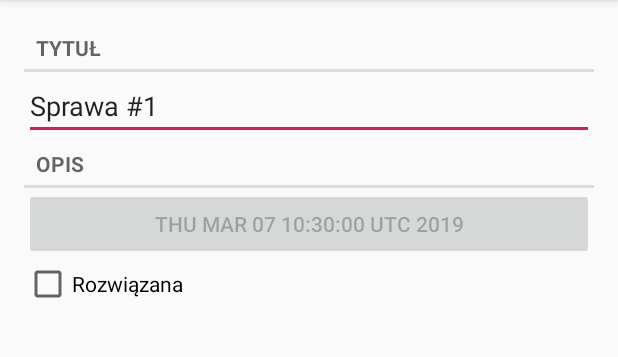
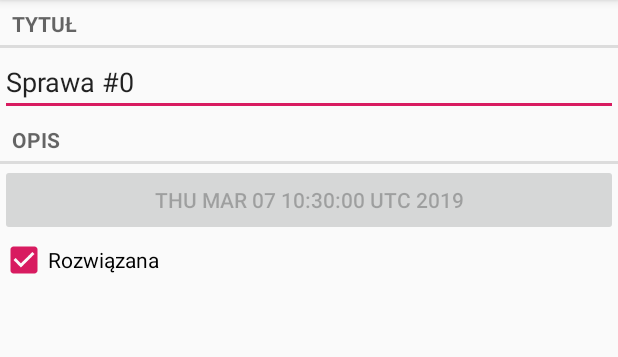
Before and after one commit to ThisIsAdrianW/CriminalIntent, an Android app: the screen it shows after launch (CrimeActivity before the commit, CrimePagerActivity after it), after a tap on an icon or button, on a phone screen of 412 x 824 dp, the part 84-441 px from its top. Run offline under Robolectric (Android 15) with nearby library versions, the phone set to English and light mode, and no system bars.

```diff
--- a/app/src/main/AndroidManifest.xml
+++ b/app/src/main/AndroidManifest.xml
@@ -15,7 +15,7 @@
                 <category android:name="android.intent.category.LAUNCHER" />
             </intent-filter>
         </activity>
-        <activity android:name=".CrimeActivity">
+        <activity android:name=".CrimePagerActivity">
         </activity>
     </application>
 
--- a/app/src/main/java/com/thisis/adrianw/criminalintent/CrimeActivity.java
+++ /dev/null
@@ -1,22 +0,0 @@
-package com.thisis.adrianw.criminalintent;
-
-import android.content.Context;
-import android.content.Intent;
-import androidx.fragment.app.Fragment;
-import java.util.UUID;
-
-public class CrimeActivity extends SingleFragmentActivity {
-    private static final String EXTRA_CRIME_ID =
-            "com.thisis.adrianw.criminalintent.crime_id";
-    public static Intent newIntent(Context packageContext, UUID crimeId) {
-        Intent intent = new Intent(packageContext, CrimeActivity.class);
-        intent.putExtra(EXTRA_CRIME_ID, crimeId);
-        return intent;
-    }
-    @Override
-    protected Fragment createFragment() {
-        UUID crimeId = (UUID) getIntent().getSerializableExtra(EXTRA_CRIME_ID);
-        return CrimeFragment.newInstance(crimeId);
-    }
-
-}
--- a/app/src/main/java/com/thisis/adrianw/criminalintent/CrimeListFragment.java
+++ b/app/src/main/java/com/thisis/adrianw/criminalintent/CrimeListFragment.java
@@ -57,7 +57,8 @@ public class CrimeListFragment extends Fragment {
 
             @Override
             public void onClick(View view) {
-                Intent intent = CrimeActivity.newIntent(getActivity(), mCrime.getId());
+//                Intent intent = CrimeActivity.newIntent(getActivity(), mCrime.getId());
+                Intent intent = CrimePagerActivity.newIntent(getActivity(), mCrime.getId());
                 startActivity(intent);
             }
         }
--- a/app/src/main/java/com/thisis/adrianw/criminalintent/CrimePagerActivity.java
+++ b/app/src/main/java/com/thisis/adrianw/criminalintent/CrimePagerActivity.java
@@ -1,5 +1,7 @@
 package com.thisis.adrianw.criminalintent;
 
+import android.content.Context;
+import android.content.Intent;
 import android.os.Bundle;
 
 import androidx.appcompat.app.AppCompatActivity;
@@ -9,14 +11,24 @@ import androidx.fragment.app.FragmentStatePagerAdapter;
 import androidx.viewpager.widget.ViewPager;
 
 import java.util.List;
+import java.util.UUID;
 
 public class CrimePagerActivity extends AppCompatActivity {
+    private static final String EXTRA_CRIME_ID = "com.thisis.adrianw.criminalintent.crime_id";
     private ViewPager mViewPager;
     private List<Crime> mCrimes;
+
+    public static Intent newIntent(Context packageContext, UUID crimeId) {
+        Intent intent = new Intent(packageContext, CrimePagerActivity.class);
+        intent.putExtra(EXTRA_CRIME_ID, crimeId);
+        return intent;
+    }
+
     @Override
     protected void onCreate(Bundle savedInstanceState) {
         super.onCreate(savedInstanceState);
         setContentView(R.layout.activity_crime_pager);
+        UUID crimeId = (UUID) getIntent().getSerializableExtra(EXTRA_CRIME_ID);
         mViewPager = (ViewPager) findViewById(R.id.crime_view_pager);
         mCrimes = CrimeLab.get(this).getCrimes();
         FragmentManager fragmentManager = getSupportFragmentManager();
@@ -26,6 +38,7 @@ public class CrimePagerActivity extends AppCompatActivity {
                 Crime crime = mCrimes.get(position);
                 return CrimeFragment.newInstance(crime.getId());
             }
+
             @Override
             public int getCount() {
                 return mCrimes.size();
```
